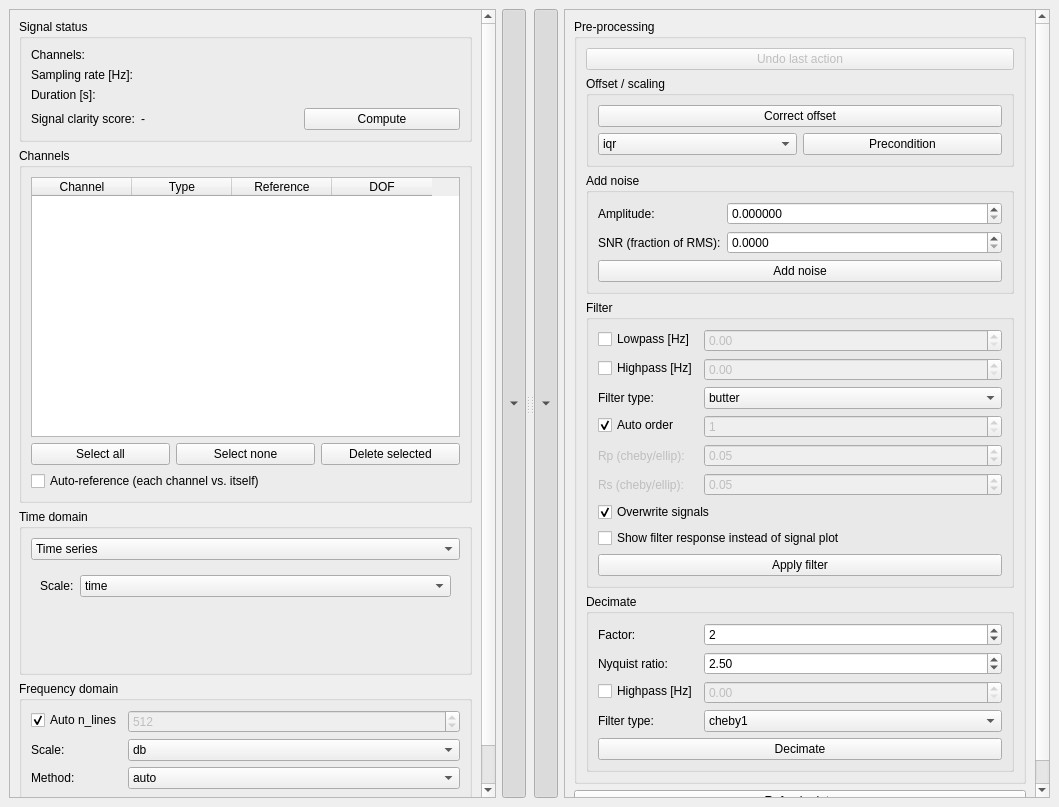
Qt form pyOMA/GUI/ui/preprocess_signals.ui (pyOMA-dev/pyOMA) before a commit.
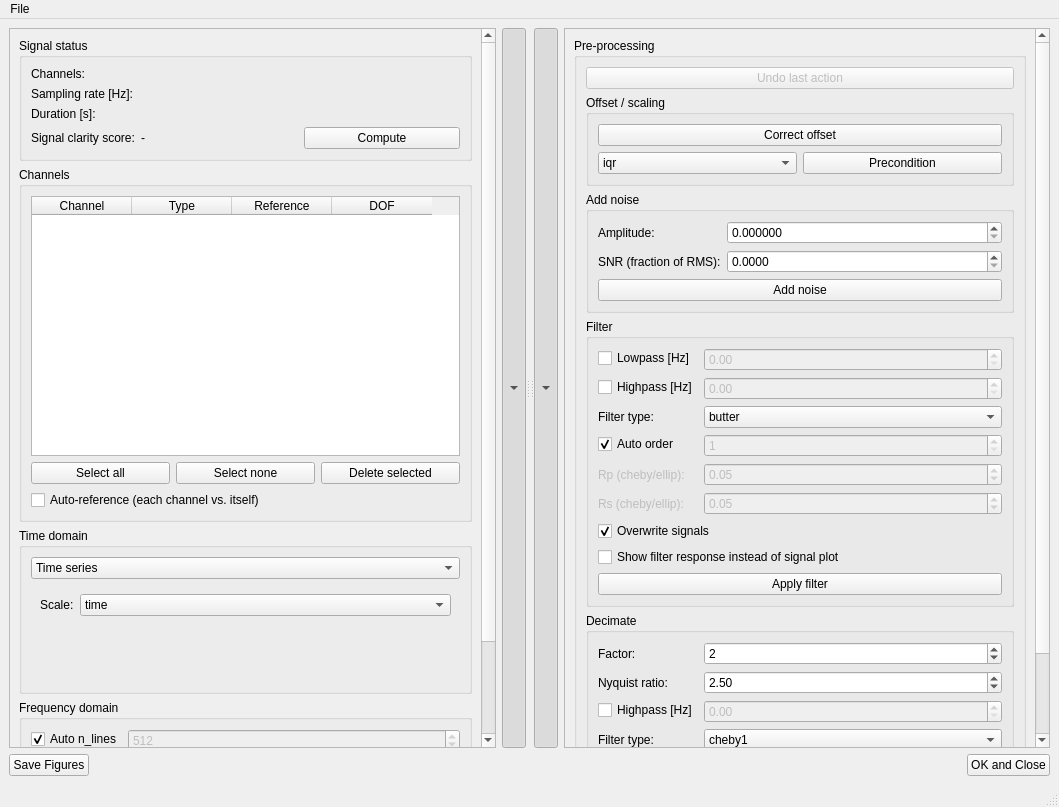
The same form after that commit. Custom widgets are drawn as their Qt base class.

Diff of the .ui file:
```diff
--- a/pyOMA/GUI/ui/preprocess_signals.ui
+++ b/pyOMA/GUI/ui/preprocess_signals.ui
@@ -14,7 +14,7 @@
    <string>pyOMA - Interactive Signal Pre-Processing</string>
   </property>
   <widget class="QWidget" name="central_widget">
-   <layout class="QHBoxLayout" name="root_layout">
+   <layout class="QVBoxLayout" name="verticalLayout" stretch="1,0">
     <item>
      <widget class="QSplitter" name="splitter">
       <property name="orientation">
@@ -39,7 +39,7 @@
              <x>0</x>
              <y>0</y>
              <width>467</width>
-             <height>852</height>
+             <height>885</height>
             </rect>
            </property>
            <layout class="QVBoxLayout" name="processing_layout" stretch="0,1,0,0,0">
@@ -934,8 +934,81 @@
       </widget>
      </widget>
     </item>
+    <item>
+     <layout class="QHBoxLayout" name="buttons_layout">
+      <item>
+       <widget class="QPushButton" name="save_figure_button">
+        <property name="text">
+         <string>Save Figures</string>
+        </property>
+       </widget>
+      </item>
+      <item>
+       <spacer name="buttons_layout_spacer">
+        <property name="orientation">
+         <enum>Qt::Orientation::Horizontal</enum>
+        </property>
+        <property name="sizeHint" stdset="0">
+         <size>
+          <width>40</width>
+          <height>20</height>
+         </size>
+        </property>
+       </spacer>
+      </item>
+      <item>
+       <widget class="QPushButton" name="ok_close_button">
+        <property name="text">
+         <string>OK and Close</string>
+        </property>
+       </widget>
+      </item>
+     </layout>
+    </item>
    </layout>
   </widget>
+  <widget class="QMenuBar" name="menuBar">
+   <property name="geometry">
+    <rect>
+     <x>0</x>
+     <y>0</y>
+     <width>1059</width>
+     <height>22</height>
+    </rect>
+   </property>
+   <widget class="QMenu" name="menuFile">
+    <property name="title">
+     <string>File</string>
+    </property>
+    <addaction name="separator"/>
+    <addaction name="actionLoad_State"/>
+    <addaction name="actionSave_State"/>
+    <addaction name="separator"/>
+    <addaction name="actionQuit"/>
+   </widget>
+   <addaction name="menuFile"/>
+  </widget>
+  <widget class="QStatusBar" name="statusBar"/>
+  <action name="actionLoad_File">
+   <property name="text">
+    <string>Load File</string>
+   </property>
+  </action>
+  <action name="actionLoad_State">
+   <property name="text">
+    <string>Load State</string>
+   </property>
+  </action>
+  <action name="actionSave_State">
+   <property name="text">
+    <string>Save State</string>
+   </property>
+  </action>
+  <action name="actionQuit">
+   <property name="text">
+    <string>Quit</string>
+   </property>
+  </action>
  </widget>
  <customwidgets>
   <customwidget>
```
